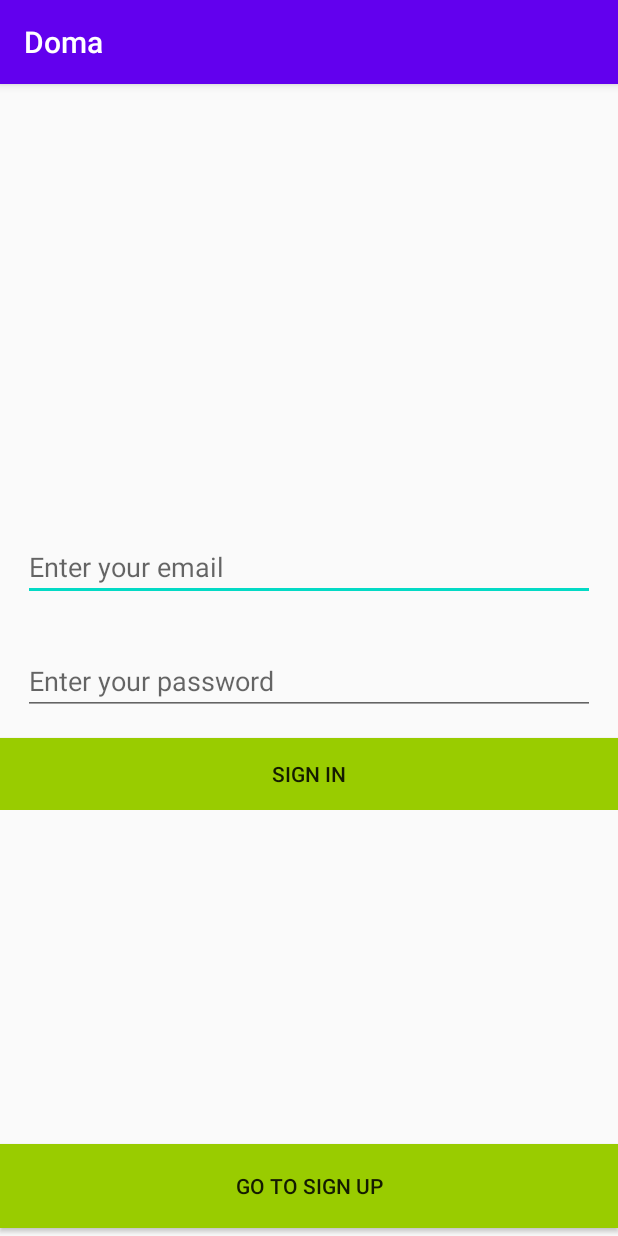
After one commit to martinGrig/Doma, an Android app: the SignInActivity screen opened directly, with no data from a screen before it, on a phone screen of 412 x 824 dp. The commit adds this screen. Run offline under Robolectric (Android 15) with nearby library versions, the phone set to English and light mode, and no system bars; our stand-ins replace Firebase (no records; nobody signed in at launch, a user with empty details on screens opened directly); 1 statement that could not run was skipped.

Commit message:
SignIN/SignUp with email and email verification

```diff
--- a/Doma/app/build.gradle
+++ b/Doma/app/build.gradle
@@ -1,6 +1,7 @@
 apply plugin: 'com.android.application'
 apply plugin: 'kotlin-android'
 apply plugin: 'kotlin-android-extensions'
+apply plugin: 'com.google.gms.google-services'
 
 android {
     compileSdkVersion 29
@@ -34,4 +35,6 @@ dependencies {
     testImplementation 'junit:junit:4.12'
     androidTestImplementation 'androidx.test.ext:junit:1.1.1'
     androidTestImplementation 'androidx.test.espresso:espresso-core:3.2.0'
+    implementation 'com.google.firebase:firebase-analytics:17.2.2'
+    implementation 'com.google.firebase:firebase-auth:19.3.0'
 }
--- a/Doma/app/src/main/AndroidManifest.xml
+++ b/Doma/app/src/main/AndroidManifest.xml
@@ -9,6 +9,8 @@
         android:roundIcon="@mipmap/ic_launcher_round"
         android:supportsRtl="true"
         android:theme="@style/AppTheme">
+        <activity android:name=".SignInActivity"></activity>
+        <activity android:name=".SignUpActivity" />
         <activity android:name=".MainActivity">
             <intent-filter>
                 <action android:name="android.intent.action.MAIN" />
--- /dev/null
+++ b/Doma/app/src/main/java/com/example/doma/SignInActivity.kt
@@ -0,0 +1,87 @@
+package com.example.doma
+
+import android.content.Intent
+import androidx.appcompat.app.AppCompatActivity
+import android.os.Bundle
+import android.util.Patterns
+import android.widget.Toast
+import com.google.firebase.auth.FirebaseAuth
+import com.google.firebase.auth.FirebaseUser
+import kotlinx.android.synthetic.main.activity_sign_in.*
+import kotlinx.android.synthetic.main.activity_sign_up.*
+import kotlinx.android.synthetic.main.activity_sign_in.editTextEmail
+import kotlinx.android.synthetic.main.activity_sign_in.editTextPassword
+
+class SignInActivity : AppCompatActivity() {
+
+    private lateinit var auth: FirebaseAuth
+    override fun onCreate(savedInstanceState: Bundle?) {
+        super.onCreate(savedInstanceState)
+        setContentView(R.layout.activity_sign_in)
+        auth = FirebaseAuth.getInstance()
+
+        btnGoToSignUp.setOnClickListener {
+            startActivity(Intent(this, SignUpActivity::class.java))
+            finish()
+        }
+        btnSignIn.setOnClickListener {
+            doLogIn()
+        }
+    }
+    public override fun onStart() {
+        super.onStart()
+        // Check if user is signed in (non-null) and update UI accordingly.
+        val currentUser = auth.currentUser
+        updateUI(currentUser)
+    }
+
+    private fun updateUI(currentUser: FirebaseUser?) {
+        if(currentUser != null){
+            if(currentUser.isEmailVerified){
+                startActivity(Intent(this, MainActivity::class.java))
+                finish()
+            }
+            else{
+                Toast.makeText(baseContext, "Please verify email.",
+                    Toast.LENGTH_SHORT).show()
+            }
+        }
+        else{
+            Toast.makeText(baseContext, "Log in failed.",
+                Toast.LENGTH_SHORT).show()
+        }
+    }
+    private fun doLogIn(){
+        if(editTextEmail.text.toString().isEmpty()){
+            editTextEmail.error = "Please enter Email"
+            editTextEmail.requestFocus()
+            return
+        }
+
+        if(!Patterns.EMAIL_ADDRESS.matcher(editTextEmail.text.toString()).matches()){
+            editTextEmail.error = "Please enter valid Email"
+            editTextEmail.requestFocus()
+            return
+        }
+
+        if(editTextPassword.text.toString().isEmpty()){
+            editTextPassword.error = "Please enter Password"
+            editTextPassword.requestFocus()
+            return
+        }
+
+        auth.signInWithEmailAndPassword(editTextEmail.text.toString(), editTextPassword.text.toString())
+            .addOnCompleteListener(this) { task ->
+                if (task.isSuccessful) {
+                    val user = auth.currentUser
+                    updateUI(user)
+                } else {
+                    Toast.makeText(baseContext, "Log in failed.",
+                        Toast.LENGTH_SHORT).show()
+                    updateUI(null)
+                }
+
+            }
+    }
+
+}
--- /dev/null
+++ b/Doma/app/src/main/res/layout/activity_sign_in.xml
@@ -0,0 +1,62 @@
+<?xml version="1.0" encoding="utf-8"?>
+<androidx.constraintlayout.widget.ConstraintLayout xmlns:android="http://schemas.android.com/apk/res/android"
+    xmlns:app="http://schemas.android.com/apk/res-auto"
+    xmlns:tools="http://schemas.android.com/tools"
+    android:layout_width="match_parent"
+    android:layout_height="match_parent"
+    tools:context=".SignInActivity">
+
+    <Button
+        android:id="@+id/btnGoToSignUp"
+        android:layout_width="0dp"
+        android:layout_height="56dp"
+        android:background="@android:color/holo_green_light"
+        android:text="@string/go_to_sign_up"
+        app:layout_constraintBottom_toBottomOf="parent"
+        app:layout_constraintEnd_toEndOf="parent"
+        app:layout_constraintHorizontal_bias="1.0"
+        app:layout_constraintStart_toStartOf="parent"
+        app:layout_constraintTop_toBottomOf="@+id/linearLayout"
+        app:layout_constraintVertical_bias="0.976" />
+
+    <LinearLayout
+        android:id="@+id/linearLayout"
+        android:layout_width="match_parent"
+        android:layout_height="wrap_content"
+        android:layout_centerHorizontal="true"
+        android:layout_centerVertical="true"
+        android:orientation="vertical"
+        app:layout_constraintBottom_toBottomOf="parent"
+        app:layout_constraintEnd_toEndOf="parent"
+        app:layout_constraintStart_toStartOf="parent"
+        app:layout_constraintTop_toTopOf="parent"
+        tools:ignore="MissingConstraints">
+
+        <EditText
+            android:id="@+id/editTextEmail"
+            android:layout_width="match_parent"
+            android:layout_height="wrap_content"
+            android:layout_margin="15dp"
+            android:autofillHints=""
+            android:hint="@string/enter_your_email"
+            android:inputType="textEmailAddress" />
+
+        <EditText
+            android:id="@+id/editTextPassword"
+            android:layout_width="match_parent"
+            android:layout_height="wrap_content"
+            android:layout_margin="15dp"
+            android:autofillHints=""
+            android:hint="@string/enter_your_password"
+            android:inputType="textPassword" />
+
+        <Button
+            android:id="@+id/btnSignIn"
+            android:layout_width="match_parent"
+            android:layout_height="wrap_content"
+            android:background="@android:color/holo_green_light"
+            android:text="@string/sign_in" />
+
+
+    </LinearLayout>
+</androidx.constraintlayout.widget.ConstraintLayout>
--- a/Doma/app/src/main/res/values/strings.xml
+++ b/Doma/app/src/main/res/values/strings.xml
@@ -1,3 +1,8 @@
 <resources>
     <string name="app_name">Doma</string>
+    <string name="enter_your_email">Enter your email</string>
+    <string name="enter_your_password">Enter your password</string>
+    <string name="sign_up">sign up</string>
+    <string name="go_to_sign_up">go to sign up</string>
+    <string name="sign_in">sign in</string>
 </resources>
--- a/Doma/build.gradle
+++ b/Doma/build.gradle
@@ -10,7 +10,7 @@ buildscript {
     dependencies {
         classpath 'com.android.tools.build:gradle:3.6.1'
         classpath "org.jetbrains.kotlin:kotlin-gradle-plugin:$kotlin_version"
-
+        classpath 'com.google.gms:google-services:4.3.3'
         // NOTE: Do not place your application dependencies here; they belong
         // in the individual module build.gradle files
     }
```
Also changed, not shown: Doma/app/src/main/java/com/example/doma/MainActivity.kt (+11 -0 lines), Doma/app/src/main/java/com/example/doma/SignUpActivity.kt (added, +63 -0 lines), Doma/app/src/main/res/layout/activity_main.xml (+7 -6 lines), Doma/app/src/main/res/layout/activity_sign_up.xml (added, +48 -0 lines), 1 other file.
